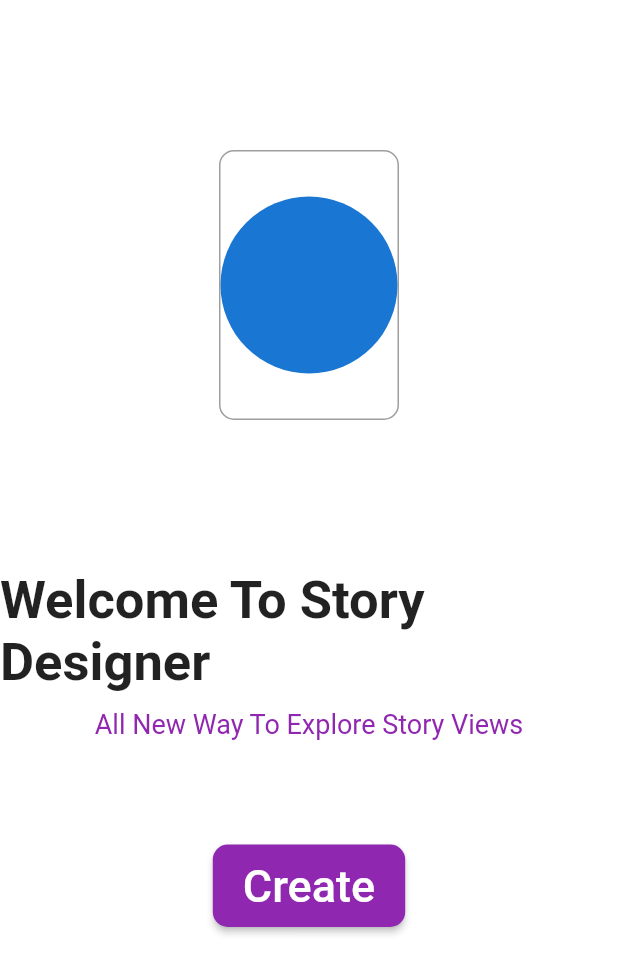
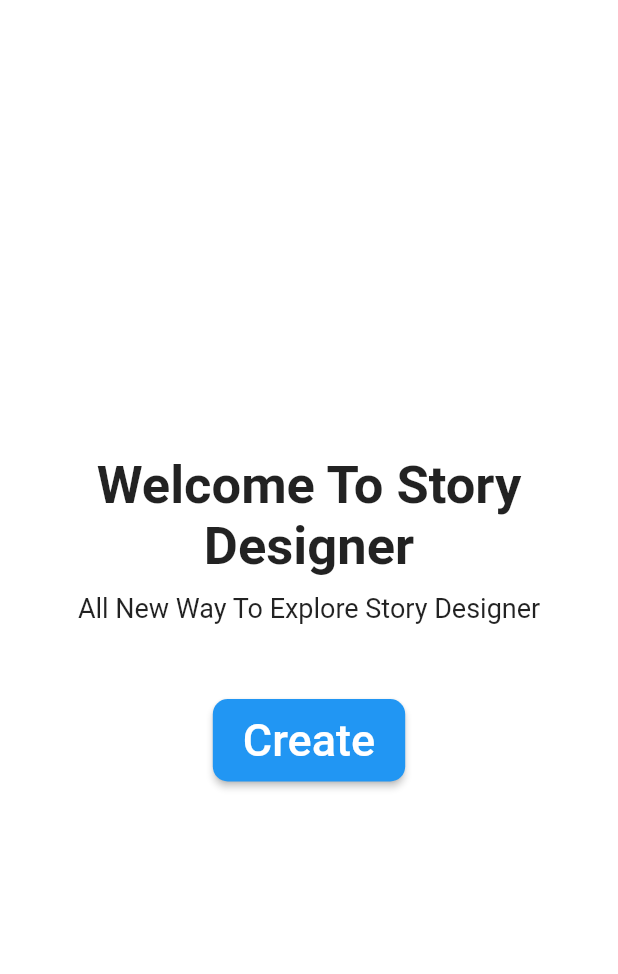
Before and after one commit to VickySalunkhe/vs_story_designer, a Flutter app: the screen it shows after launch, on a phone screen of 412 x 824 dp. Shown: the top 974 px of the screen. Run offline on Flutter 3.47's test engine with Material 2 defaults, Android fonts, the phone set to English and light mode, and no system bars; our stand-ins replace flutter_screenutil, fluttertoast, google_fonts, image_gallery_saver, photo_view, share_plus; missing offline and left inert: align_positioned, gallery_media_picker, perfect_freehand.

Commit message:
version 1.0.1 changes

```diff
--- a/example/lib/main.dart
+++ b/example/lib/main.dart
@@ -36,40 +36,27 @@ class _ExampleState extends State<Example> {
         backgroundColor: Colors.white,
         resizeToAvoidBottomInset: false,
         body: Column(
-          // mainAxisAlignment: MainAxisAlignment.center,
+          crossAxisAlignment: CrossAxisAlignment.center,
+          mainAxisAlignment: MainAxisAlignment.center,
           children: [
-            const SizedBox(height: 100),
-            Container(
-              // padding: EdgeInsets.all(10),
-              height: 180,
-              width: 120,
-              decoration: BoxDecoration(
-                  borderRadius: BorderRadius.circular(10),
-                  border: Border.all(color: Colors.grey)),
-              child: const CircleAvatar(radius: 24),
-            ),
-            const SizedBox(height: 100),
             const Text(
               'Welcome To Story Designer',
+              textAlign: TextAlign.center,
               style: TextStyle(fontSize: 35, fontWeight: FontWeight.bold),
             ),
             const SizedBox(height: 10),
             const Text(
-              'All New Way To Explore Story Views',
-              style: TextStyle(
-                fontSize: 18,
-                fontWeight: FontWeight.w400,
-                color: Color.fromARGB(255, 144, 39, 176),
+              'All New Way To Explore Story Designer',
+              style: TextStyle(fontSize: 18),
             ),
-            ),
-            const SizedBox(height: 70),
-            Center(
-              child: ElevatedButton(
+            const SizedBox(height: 50),
+            ElevatedButton(
               onPressed: () {
                 Navigator.push(
                     context,
                     MaterialPageRoute(
                         builder: (context) => VSStoryDesigner(
+                              centerText: "Start Creating Your Story",
                               // fontFamilyList: const [
                               //   "Oswald",
                               //   "Poppins",
@@ -83,27 +70,13 @@ class _ExampleState extends State<Example> {
                             )));
               },
               child: const Text('Create',
-                    style:
-                        TextStyle(fontSize: 30, fontWeight: FontWeight.w500)),
+                  style: TextStyle(fontSize: 30, fontWeight: FontWeight.w500)),
               style: ElevatedButton.styleFrom(
-                    padding: const EdgeInsets.symmetric(
-                        horizontal: 20, vertical: 10),
-                    backgroundColor: const Color.fromARGB(255, 144, 39, 176),
+                  padding:
+                      const EdgeInsets.symmetric(horizontal: 20, vertical: 10),
                   shape: RoundedRectangleBorder(
                     borderRadius: BorderRadius.circular(10),
                   )),
-
-                // style: ButtonStyle(
-                //   backg,
-                //   shape: MaterialStateProperty.all<RoundedRectangleBorder>(
-                //     RoundedRectangleBorder(
-                //       borderRadius: BorderRadius.circular(5),
-
-                //       // side: BorderSide(color: Colors.red),
-                //     ),
-                //   ),
-                // ),
-              ),
             ),
           ],
         ));
--- a/lib/src/presentation/text_editor_view/widgets/font_selector.dart
+++ b/lib/src/presentation/text_editor_view/widgets/font_selector.dart
@@ -16,7 +16,7 @@ class FontSelector extends StatelessWidget {
     return Consumer2<TextEditingNotifier, ControlNotifier>(
       builder: (context, editorNotifier, controlNotifier, child) {
         return Container(
-          height: screenUtil.screenWidth * 0.22,
+          height: screenUtil.screenHeight * 0.12,
           width: screenUtil.screenWidth,
           alignment: Alignment.center,
           child: PageView.builder(
--- a/lib/src/presentation/widgets/color_selector.dart
+++ b/lib/src/presentation/widgets/color_selector.dart
@@ -16,7 +16,7 @@ class ColorSelector extends StatelessWidget {
       builder:
           (context, controlProvider, editorProvider, paintingProvider, child) {
         return Container(
-          height: screenUtil.screenWidth * 0.1,
+          height: screenUtil.screenHeight * 0.12,
           width: screenUtil.screenWidth,
           alignment: Alignment.center,
           padding: const EdgeInsets.only(left: 5, right: 5),
--- a/lib/src/presentation/widgets/size_slider_selector.dart
+++ b/lib/src/presentation/widgets/size_slider_selector.dart
@@ -23,12 +23,13 @@ class _SizeSliderWidgetState extends State<SizeSliderWidget> {
     return Consumer3<TextEditingNotifier, ControlNotifier, PaintingNotifier>(
       builder: (context, editorNotifier, controlNotifier, paintingNotifier, _) {
         return Stack(
-          alignment: Alignment.center,
+          alignment: Alignment.topLeft,
           children: [
             /// custom paint
             AnimatedContainer(
                 duration: const Duration(milliseconds: 300),
                 padding: EdgeInsets.only(right: _isChange ? 0 : 15),
+                margin: const EdgeInsets.only(bottom: 150),
                 width: _isChange ? 39 : 10,
                 height: 300,
                 child: CustomPaint(
@@ -39,7 +40,8 @@ class _SizeSliderWidgetState extends State<SizeSliderWidget> {
 
             /// slider decoration with animations
             AnimatedContainer(
-              padding: EdgeInsets.only(left: _isChange ? 1 : 1, right: 2.1),
+              margin: const EdgeInsets.only(bottom: 150),
+              padding: EdgeInsets.only(left: _isChange ? 1 : 10, right: 2.1),
               duration: const Duration(milliseconds: 300),
               width: _isChange ? 39 : 15,
               height: 300,
--- a/lib/vs_story_designer.dart
+++ b/lib/vs_story_designer.dart
@@ -49,6 +49,9 @@ class VSStoryDesigner extends StatefulWidget {
   /// gallery thumbnail quality
   final int? galleryThumbnailQuality;
 
+  // Text appearing on center of design screen
+  final String? centerText;
+
   const VSStoryDesigner(
       {Key? key,
       this.giphyKey,
@@ -60,6 +63,7 @@ class VSStoryDesigner extends StatefulWidget {
       this.isCustomFontList,
       this.onBackPress,
       this.onDoneButtonStyle,
+      required this.centerText,
       this.editorBackgroundColor,
       this.galleryThumbnailQuality})
       : super(key: key);
@@ -109,6 +113,7 @@ class _VSStoryDesignerState extends State<VSStoryDesigner> {
           child: MainView(
             giphyKey: widget.giphyKey,
             onDone: widget.onDone,
+            centerText: widget.centerText,
             fontFamilyList: widget.fontFamilyList,
             isCustomFontList: widget.isCustomFontList,
             middleBottomWidget: widget.middleBottomWidget,
--- a/pubspec.yaml
+++ b/pubspec.yaml
@@ -1,6 +1,6 @@
 name: vs_story_designer
 description: This is a package created in the style of the instagram story creator, with which you can create images with images, texts, finger drawing.
-version: 1.0.0
+version: 1.0.1
 homepage:  https://github.com/VickySalunkhe/vs_story_designer
 
 environment:
```
Also changed, not shown: lib/src/domain/providers/notifiers/control_provider.dart (+9 -0 lines), lib/src/presentation/bar_tools/bottom_tools.dart (+33 -33 lines), lib/src/presentation/bar_tools/top_tools.dart (+13 -5 lines), lib/src/presentation/draggable_items/delete_item.dart (+5 -4 lines), lib/src/presentation/draggable_items/draggable_widget.dart (+17 -13 lines), lib/src/presentation/main_view/main_view.dart (+20 -8 lines), lib/src/presentation/text_editor_view/widgets/text_field_widget.dart (+50 -42 lines), lib/src/presentation/text_editor_view/widgets/top_text_tools.dart (+13 -4 lines), lib/src/presentation/widgets/tool_button.dart (+9 -5 lines), example/pubspec.lock, 3 other files. Lines whose indentation alone changed are shown as unchanged.
